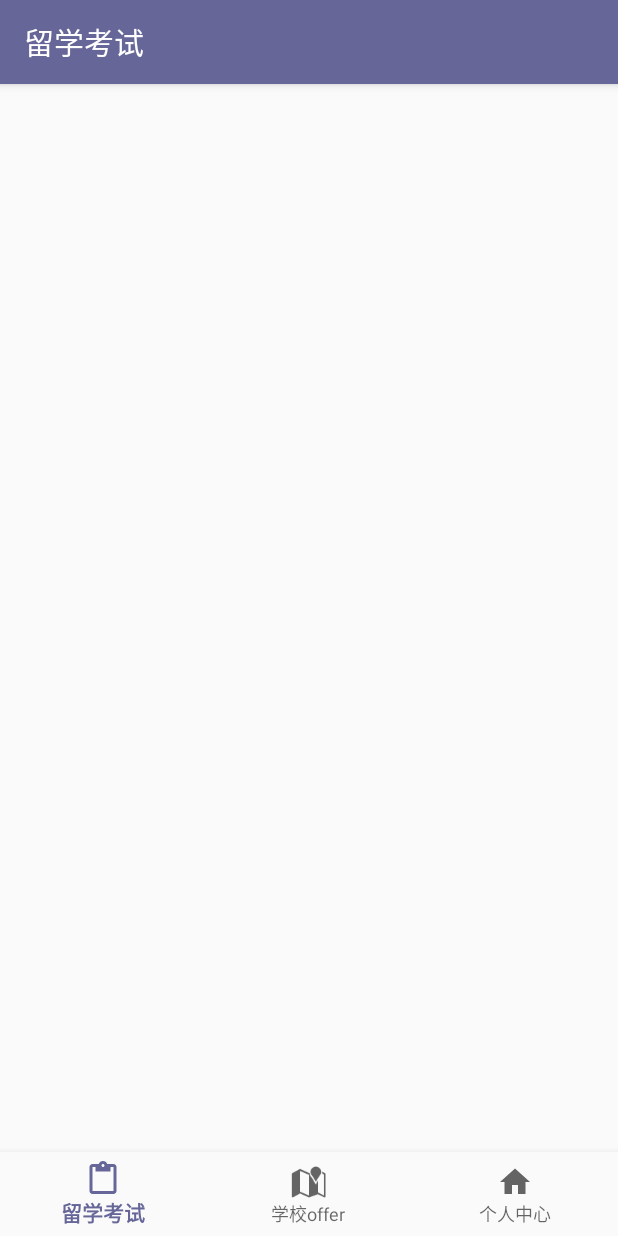
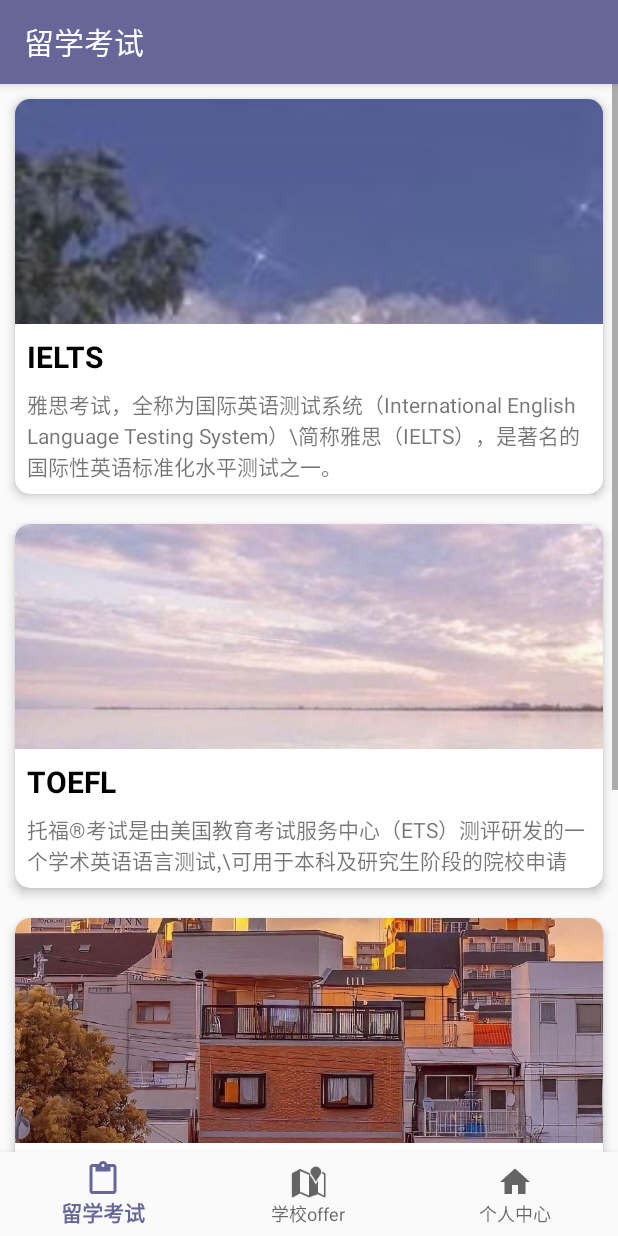
Before and after one commit to vinefan/LiuxueGroup, an Android app: the DashboardFragment screen opened through its navigation route, on a phone screen of 412 x 824 dp. Run offline under Robolectric (Android 15) with nearby library versions, the phone set to English and light mode, and no system bars; our stand-ins replace Room's generated code, navigation-ui.

Commit message:
finished exam card list

```diff
--- /dev/null
+++ b/app/src/main/java/cn/swufe/vine/liuxuegroup/adaptor/ExamAdaptor.java
@@ -0,0 +1,73 @@
+package cn.swufe.vine.liuxuegroup.adaptor;
+
+import android.content.Context;
+import android.view.LayoutInflater;
+import android.view.View;
+import android.view.ViewGroup;
+import android.widget.BaseAdapter;
+import android.widget.ImageView;
+import android.widget.TextView;
+
+import java.util.List;
+
+import cn.swufe.vine.liuxuegroup.R;
+import cn.swufe.vine.liuxuegroup.entity.ShowedExam;
+import cn.swufe.vine.liuxuegroup.ui.dashboard.DashboardFragment;
+
+public class ExamAdaptor extends BaseAdapter {
+
+    private List<ShowedExam> examList;
+    private LayoutInflater layoutInflater;
+    private Context context;
+
+    public ExamAdaptor(List<ShowedExam> examList, Context context) {
+        this.examList = examList;
+        this.layoutInflater = LayoutInflater.from(context);
+        this.context = context;
+    }
+
+    @Override
+    public int getCount() {
+        return examList.size();
+    }
+
+    @Override
+    public Object getItem(int position) {
+        return examList.get(position);
+    }
+
+    @Override
+    public long getItemId(int position) {
+        return position;
+    }
+
+    @Override
+    public View getView(int position, View convertView, ViewGroup parent) {
+        ViewHolder viewHolder = null;
+
+        if(convertView == null){
+            convertView = layoutInflater.inflate(R.layout.exam_item,parent,false);
+            viewHolder = new ViewHolder();
+            viewHolder.imageView = convertView.findViewById(R.id.imageview);
+            viewHolder.titleTV = convertView.findViewById(R.id.title_tv);
+            viewHolder.contentTV = convertView.findViewById(R.id.content_tv);
+            convertView.setTag(viewHolder);
+        }else {
+            viewHolder = (ViewHolder) convertView.getTag();
+        }
+
+        ShowedExam exam = examList.get(position);
+        viewHolder.imageView.setImageResource(exam.getImageResourceID());
+        viewHolder.titleTV.setText(exam.getName());
+        viewHolder.contentTV.setText(exam.getInfo());
+
+        return convertView;
+    }
+
+
+    private static class ViewHolder{
+        ImageView imageView;
+        TextView titleTV;
+        TextView contentTV;
+    }
+}
--- a/app/src/main/java/cn/swufe/vine/liuxuegroup/ui/dashboard/DashboardFragment.java
+++ b/app/src/main/java/cn/swufe/vine/liuxuegroup/ui/dashboard/DashboardFragment.java
@@ -1,9 +1,11 @@
 package cn.swufe.vine.liuxuegroup.ui.dashboard;
 
+import android.app.Activity;
 import android.os.Bundle;
 import android.view.LayoutInflater;
 import android.view.View;
 import android.view.ViewGroup;
+import android.widget.ListView;
 import android.widget.TextView;
 
 import androidx.annotation.NonNull;
@@ -11,12 +13,22 @@ import androidx.annotation.Nullable;
 import androidx.fragment.app.Fragment;
 import androidx.lifecycle.Observer;
 import androidx.lifecycle.ViewModelProviders;
+import androidx.room.PrimaryKey;
+
+import java.util.List;
 
 import cn.swufe.vine.liuxuegroup.R;
+import cn.swufe.vine.liuxuegroup.adaptor.ExamAdaptor;
+import cn.swufe.vine.liuxuegroup.entity.Exam;
+import cn.swufe.vine.liuxuegroup.entity.ShowedExam;
+import cn.swufe.vine.liuxuegroup.util.ExamUtil;
 
-public class DashboardFragment extends Fragment {
+public class DashboardFragment extends Fragment{
 
     private DashboardViewModel dashboardViewModel;
+    private ListView listView;
+    private List<ShowedExam> examList;
+    private ExamAdaptor adapter;
 
     public View onCreateView(@NonNull LayoutInflater inflater,
                              ViewGroup container, Bundle savedInstanceState) {
@@ -29,13 +41,19 @@ public class DashboardFragment extends Fragment {
 //        final TextView textView = root.findViewById(R.id.text_dashboard);
 
 //        执行dashboardViewModel的getText方法，
-        dashboardViewModel.getText().observe(getViewLifecycleOwner(), new Observer<String>() {
-            @Override
-            public void onChanged(@Nullable String s) {
+//        dashboardViewModel.getText().observe(getViewLifecycleOwner(), new Observer<String>() {
+//            @Override
+//            public void onChanged(@Nullable String s) {
 //
-//                textView.setText(s);
-            }
-        });
+//               textView.setText(s);
+//            }
+//        });
+
+        listView = root.findViewById(R.id.listview);
+        examList = ExamUtil.getExamList();
+        adapter = new ExamAdaptor(examList, getActivity());
+        listView.setAdapter(adapter);
+
 
         return root;
     }
--- /dev/null
+++ b/app/src/main/java/cn/swufe/vine/liuxuegroup/util/ExamUtil.java
@@ -0,0 +1,41 @@
+package cn.swufe.vine.liuxuegroup.util;
+
+import java.util.ArrayList;
+import java.util.List;
+
+import cn.swufe.vine.liuxuegroup.R;
+import cn.swufe.vine.liuxuegroup.entity.ShowedExam;
+
+public class ExamUtil {
+    public static List<ShowedExam> getExamList(){
+        List<ShowedExam> examList = new ArrayList<ShowedExam>();
+        ShowedExam ielts = new ShowedExam(1,
+                "IELTS",
+                "雅思考试，全称为国际英语测试系统（International English Language Testing System）\\" +
+                        "简称雅思（IELTS），是著名的国际性英语标准化水平测试之一。",
+                R.mipmap.ielts_img);
+        examList.add(ielts);
+
+        ShowedExam toefl = new ShowedExam(2,
+                "TOEFL",
+                "托福®考试是由美国教育考试服务中心（ETS）测评研发的一个学术英语语言测试,\\" +
+                        "可用于本科及研究生阶段的院校申请",
+                R.mipmap.toefl_img);
+        examList.add(toefl);
+
+        ShowedExam gmat = new ShowedExam(3,
+                "GMAT",
+                "GMAT是Graduate Management Admission Test的缩写，中文名称为经企管理研究生入学考试",
+                R.mipmap.gmat_img);
+        examList.add(gmat);
+
+        ShowedExam gre = new ShowedExam(4,
+                "GRE",
+                "GRE，全称Graduate Record Examination，中文名称为美国研究生入学考试，\\" +
+                        "适用于申请世界范围内的理工科、人文社科、商科、法学等多个专业的硕士、博士以及MBA等教育项目",
+                R.mipmap.gre_img);
+        examList.add(gre);
+
+        return examList;
+    }
+}
--- a/app/src/main/res/layout/activity_main.xml
+++ b/app/src/main/res/layout/activity_main.xml
@@ -4,7 +4,7 @@
     android:id="@+id/container"
     android:layout_width="match_parent"
     android:layout_height="match_parent"
-    android:paddingTop="?attr/actionBarSize">
+    >
 
     <com.google.android.material.bottomnavigation.BottomNavigationView
         android:id="@+id/nav_view"
@@ -12,6 +12,7 @@
         android:layout_height="wrap_content"
         android:layout_marginStart="0dp"
         android:layout_marginEnd="0dp"
+        android:layout_marginBottom="0dp"
         android:background="?android:attr/windowBackground"
         app:layout_constraintBottom_toBottomOf="parent"
         app:layout_constraintLeft_toLeftOf="parent"
@@ -23,6 +24,7 @@
         android:name="androidx.navigation.fragment.NavHostFragment"
         android:layout_width="match_parent"
         android:layout_height="match_parent"
+        android:layout_marginBottom="55sp"
         app:defaultNavHost="true"
         app:layout_constraintBottom_toTopOf="@id/nav_view"
         app:layout_constraintLeft_toLeftOf="parent"
@@ -30,4 +32,5 @@
         app:layout_constraintTop_toTopOf="parent"
         app:navGraph="@navigation/mobile_navigation" />
 
+
 </androidx.constraintlayout.widget.ConstraintLayout>
--- a/app/src/main/res/layout/exam_item.xml
+++ b/app/src/main/res/layout/exam_item.xml
@@ -1,36 +1,44 @@
 <?xml version="1.0" encoding="utf-8"?>
 <FrameLayout xmlns:android="http://schemas.android.com/apk/res/android"
+    xmlns:app="http://schemas.android.com/apk/res-auto"
     android:layout_width="match_parent"
     android:layout_height="wrap_content"
-    xmlns:app="http://schemas.android.com/apk/res-auto">
+    android:layout_marginLeft="10dp"
+    android:layout_marginTop="10dp"
+    android:layout_marginEnd="10dp"
+    android:layout_marginRight="10dp"
+    android:layout_marginBottom="50dp">
 
     <androidx.cardview.widget.CardView
         android:id="@+id/cardview"
-        app:cardCornerRadius="15dp"
-        app:cardElevation="4dp"
         android:layout_width="match_parent"
         android:layout_height="wrap_content"
-        android:layout_margin="12dp">
+        android:layout_margin="10dp"
+        app:cardCornerRadius="10dp"
+        app:cardElevation="4dp">
 
         <LinearLayout
             android:layout_width="match_parent"
             android:layout_height="wrap_content"
             android:orientation="vertical">
+
             <ImageView
                 android:id="@+id/imageview"
                 android:layout_width="match_parent"
                 android:layout_height="150dp"
                 android:scaleType="centerCrop"
-                android:src="@mipmap/logo"/>
+                android:src="@mipmap/logo" />
+
             <TextView
                 android:id="@+id/title_tv"
                 android:layout_width="match_parent"
                 android:layout_height="wrap_content"
                 android:layout_margin="8dp"
+                android:text="这是标题"
                 android:textColor="#000000"
                 android:textSize="20sp"
-                android:textStyle="bold"
-                android:text="这是标题"/>
+                android:textStyle="bold" />
+
             <TextView
                 android:id="@+id/content_tv"
                 android:layout_width="match_parent"
@@ -38,7 +46,7 @@
                 android:layout_marginLeft="8dp"
                 android:layout_marginRight="8dp"
                 android:layout_marginBottom="8dp"
-                android:text="这是测试文本"/>
+                android:text="这是测试文本" />
         </LinearLayout>
 
     </androidx.cardview.widget.CardView>
--- a/app/src/main/res/layout/fragment_notifications.xml
+++ b/app/src/main/res/layout/fragment_notifications.xml
@@ -10,13 +10,8 @@
         android:id="@+id/text_notifications"
         android:layout_width="match_parent"
         android:layout_height="wrap_content"
-        android:layout_marginStart="8dp"
-        android:layout_marginTop="8dp"
-        android:layout_marginEnd="8dp"
         android:textAlignment="center"
         android:textSize="20sp"
-        app:layout_constraintBottom_toBottomOf="parent"
-        app:layout_constraintEnd_toEndOf="parent"
-        app:layout_constraintStart_toStartOf="parent"
-        app:layout_constraintTop_toTopOf="parent" />
+        app:layout_constraintTop_toTopOf="parent"
+        tools:layout_editor_absoluteX="8dp" />
 </androidx.constraintlayout.widget.ConstraintLayout>
```
Also changed, not shown: app/src/main/java/cn/swufe/vine/liuxuegroup/MainActivity.java (+9 -0 lines), app/src/main/res/mipmap-mdpi/gmat_img.jpg (added), app/src/main/res/mipmap-mdpi/gre_img.jpg (added), app/src/main/res/mipmap-mdpi/ielts_img.jpg (added), app/src/main/res/mipmap-mdpi/toefl_img.jpg (added).
